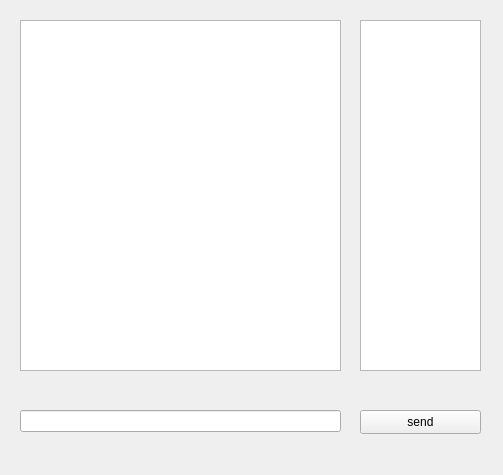
Above: client/chat.ui from heejin5484/Veda_Mini2 before the change. Below: the same form after it.
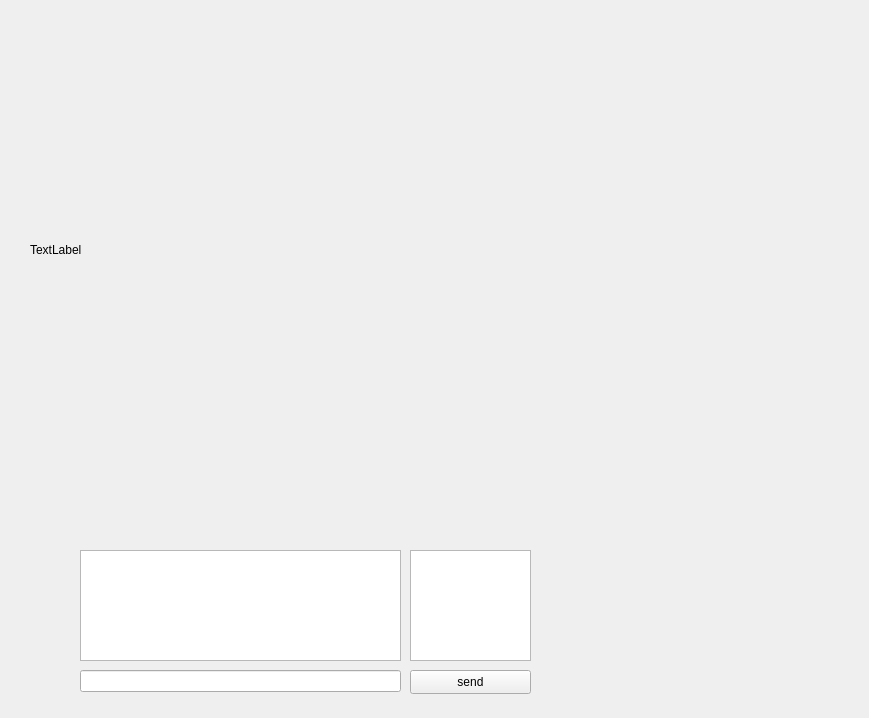
That is the form after the change.

The edit to the form file:
```diff
--- a/client/chat.ui
+++ b/client/chat.ui
@@ -6,8 +6,8 @@
    <rect>
     <x>0</x>
     <y>0</y>
-    <width>503</width>
-    <height>475</height>
+    <width>869</width>
+    <height>718</height>
    </rect>
   </property>
   <property name="windowTitle">
@@ -16,8 +16,8 @@
   <widget class="QPushButton" name="sendButton">
    <property name="geometry">
     <rect>
-     <x>360</x>
-     <y>410</y>
+     <x>410</x>
+     <y>670</y>
      <width>121</width>
      <height>24</height>
     </rect>
@@ -29,8 +29,8 @@
   <widget class="QLineEdit" name="msgLine">
    <property name="geometry">
     <rect>
-     <x>20</x>
-     <y>410</y>
+     <x>80</x>
+     <y>670</y>
      <width>321</width>
      <height>22</height>
     </rect>
@@ -39,23 +39,36 @@
   <widget class="QTextEdit" name="chatLog">
    <property name="geometry">
     <rect>
-     <x>20</x>
-     <y>20</y>
+     <x>80</x>
+     <y>550</y>
      <width>321</width>
-     <height>351</height>
+     <height>111</height>
     </rect>
    </property>
   </widget>
   <widget class="QTextEdit" name="textEdit_2">
    <property name="geometry">
     <rect>
-     <x>360</x>
-     <y>20</y>
+     <x>410</x>
+     <y>550</y>
      <width>121</width>
-     <height>351</height>
+     <height>111</height>
     </rect>
    </property>
   </widget>
+  <widget class="QLabel" name="videoLabel">
+   <property name="geometry">
+    <rect>
+     <x>30</x>
+     <y>10</y>
+     <width>600</width>
+     <height>480</height>
+    </rect>
+   </property>
+   <property name="text">
+    <string>TextLabel</string>
+   </property>
+  </widget>
  </widget>
  <resources/>
  <connections/>
```
